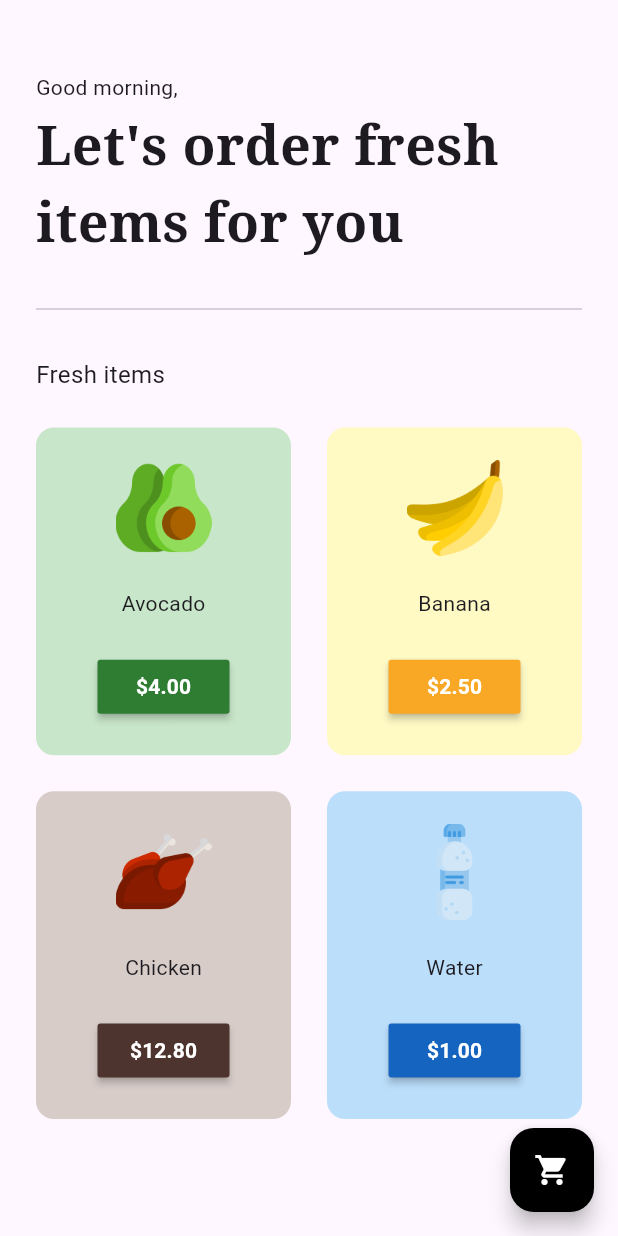
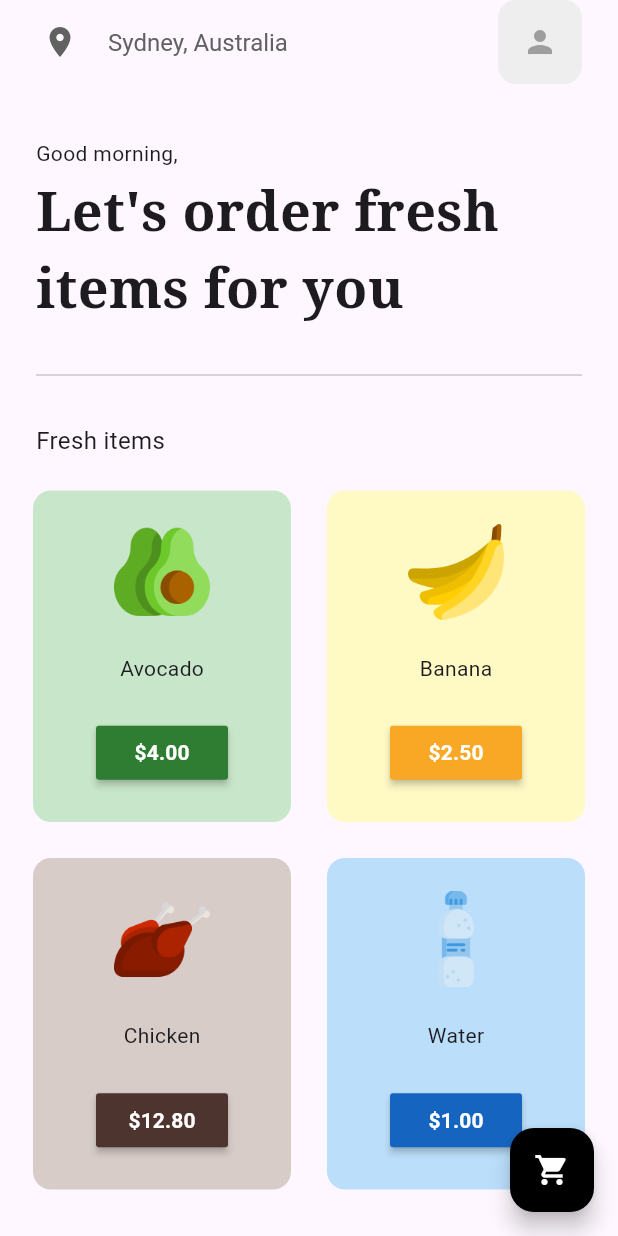
Before and after one commit to Yellowweii/Flutter-Learning, a Flutter app: the screen it shows after launch, after a tap on "Get Started", on a phone screen of 412 x 824 dp. Run offline on Flutter 3.47's test engine with Material 3 defaults, Android fonts, the phone set to English and light mode, and no system bars; our stand-ins replace flutter_slidable, flutter_spinkit, google_fonts, hive, hive_flutter; accounts and stored records are empty.

Commit message:
finish the whole app (#15)
* finish the world_time demo

* finish some function of the project

* little change

* finish the world_time project

* init the project

* finish some functions of the project

* finish the project

* refresh the branch

* init the project

* little change

* finish the todoApp

* init the project

* finish some functions of the project

* finish the whole app

```diff
--- a/Ecommerce_app/lib/pages/cart_page.dart
+++ b/Ecommerce_app/lib/pages/cart_page.dart
@@ -1,4 +1,5 @@
 import 'package:flutter/material.dart';
+import 'package:google_fonts/google_fonts.dart';
 import 'package:provider/provider.dart';
 
 import '../model/cart_model.dart';
@@ -10,8 +11,15 @@ class CartPage extends StatelessWidget {
   Widget build(BuildContext context) {
     return Scaffold(
         appBar: AppBar(
-          title: Text("My Cart"),
+          title: Text(
+            "My Cart",
+            style: GoogleFonts.notoSerif(
+              fontSize: 24.0,
+              fontWeight: FontWeight.bold,
+            ),
+          ),
           centerTitle: true,
+          elevation: 0,
         ),
         body: Consumer<CartModel>(
           builder: (context, cart, child) {
@@ -80,13 +88,12 @@ class CartPage extends StatelessWidget {
                           ],
                         ),
                         Container(
+                          padding: EdgeInsets.all(12.0),
                           decoration: BoxDecoration(
                             border: Border.all(
                               color: Colors.green.shade100,
-                              width: 2,
                             ),
-                            color: Colors.green[800],
-                            borderRadius: BorderRadius.circular(8),
+                            borderRadius: BorderRadius.circular(12),
                           ),
                           child: Row(
                             children: [
--- a/Ecommerce_app/lib/pages/home_page.dart
+++ b/Ecommerce_app/lib/pages/home_page.dart
@@ -11,10 +11,42 @@ class HomePage extends StatelessWidget {
   @override
   Widget build(BuildContext context) {
     return Scaffold(
-        body: SafeArea(
-          child:
-              Column(crossAxisAlignment: CrossAxisAlignment.start, children: [
-            SizedBox(height: 48),
+        appBar: AppBar(
+          elevation: 0,
+          leading: Padding(
+            padding: const EdgeInsets.only(left: 24.0),
+            child: Icon(
+              Icons.location_on,
+              color: Colors.grey[700],
+            ),
+          ),
+          title: Text(
+            'Sydney, Australia',
+            style: TextStyle(
+              fontSize: 16,
+              color: Colors.grey[700],
+            ),
+          ),
+          centerTitle: false,
+          actions: [
+            Padding(
+              padding: const EdgeInsets.only(right: 24.0),
+              child: Container(
+                padding: EdgeInsets.all(16),
+                decoration: BoxDecoration(
+                  color: Colors.grey[200],
+                  borderRadius: BorderRadius.circular(12),
+                ),
+                child: Icon(
+                  Icons.person,
+                  color: Colors.grey,
+                ),
+              ),
+            ),
+          ],
+        ),
+        body: Column(crossAxisAlignment: CrossAxisAlignment.start, children: [
+          SizedBox(height: 36),
           // good morning
           Padding(
             padding: const EdgeInsets.symmetric(horizontal: 24.0),
@@ -59,7 +91,7 @@ class HomePage extends StatelessWidget {
               builder: (context, cart, child) {
                 return GridView.builder(
                     itemCount: cart.shopItems.length,
-                      padding: EdgeInsets.all(12),
+                    padding: EdgeInsets.all(10),
                     gridDelegate: SliverGridDelegateWithFixedCrossAxisCount(
                         crossAxisCount: 2, childAspectRatio: 0.8),
                     itemBuilder: (context, index) {
@@ -78,7 +110,6 @@ class HomePage extends StatelessWidget {
             ),
           ),
         ]),
-        ),
         floatingActionButton: FloatingActionButton(
           onPressed: () {
             Navigator.pushNamed(context, '/cart');
--- a/Ecommerce_app/lib/pages/intro_page.dart
+++ b/Ecommerce_app/lib/pages/intro_page.dart
@@ -10,7 +10,7 @@ class IntroPage extends StatelessWidget {
         body: Column(children: [
       // logo
       Padding(
-        padding: const EdgeInsets.fromLTRB(80.0, 160.0, 80.0, 40.0),
+        padding: const EdgeInsets.fromLTRB(80.0, 140.0, 80.0, 40.0),
         child: Image.asset("assets/avocado.png"),
       ),
       //we deliver groceries at your doorstep
```
Lines whose indentation alone changed are shown as unchanged.
